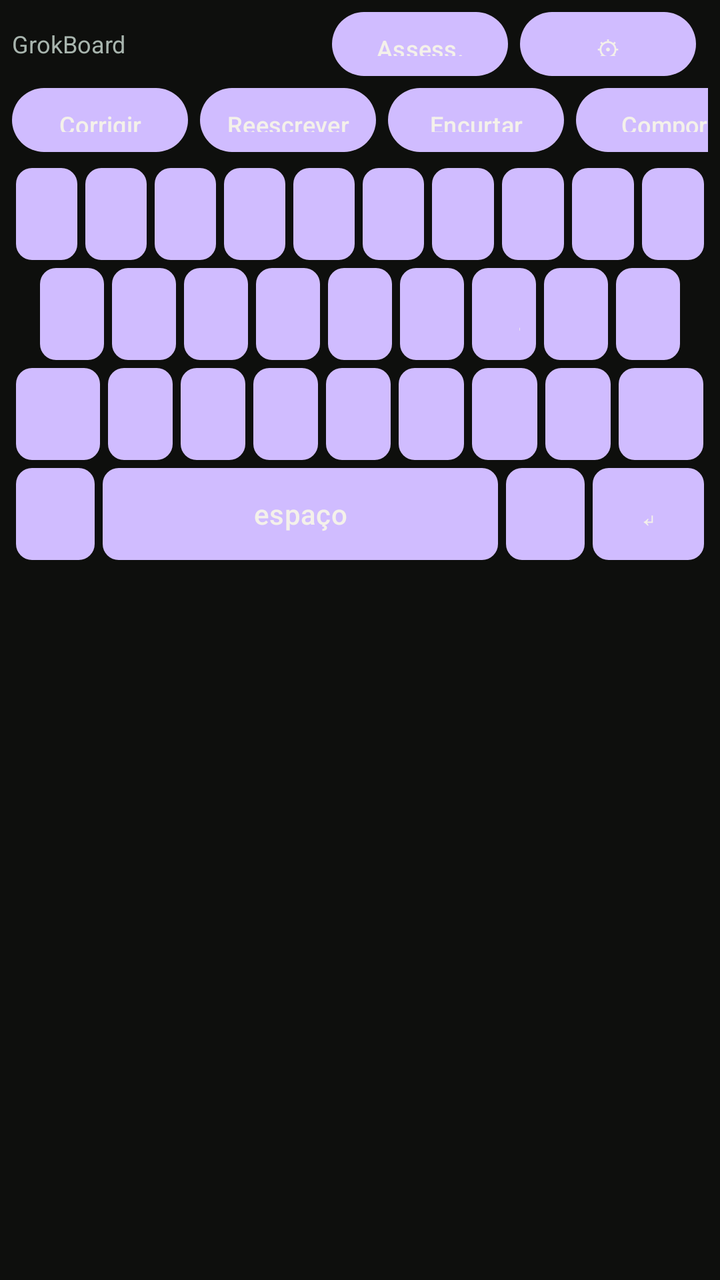
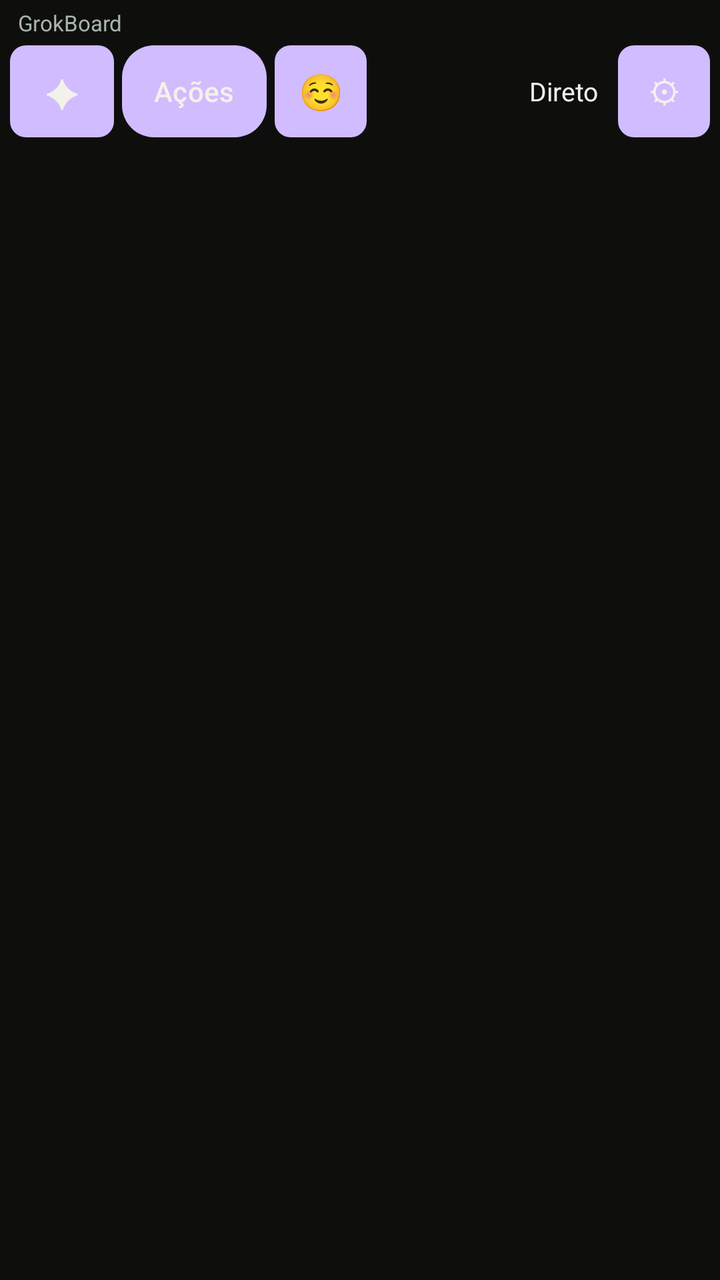

Screens rendered from an Android XML layout before and after an edit, with the pre-edit source and the edit as a unified diff.
<!-- AndroidManifest.xml: application theme Theme.GrokBoard -->
<!-- res/layout/keyboard_view.xml -->
<?xml version="1.0" encoding="utf-8"?>
<LinearLayout xmlns:android="http://schemas.android.com/apk/res/android"
    android:layout_width="match_parent"
    android:layout_height="wrap_content"
    android:background="#0E0F0D"
    android:orientation="vertical"
    android:padding="6dp">

    <LinearLayout
        android:layout_width="match_parent"
        android:layout_height="wrap_content"
        android:gravity="center_vertical"
        android:orientation="horizontal">

        <TextView
            android:id="@+id/status"
            android:layout_width="0dp"
            android:layout_height="wrap_content"
            android:layout_weight="1"
            android:text="GrokBoard"
            android:textColor="#A8B5AE"
            android:textSize="12sp" />

        <Button
            android:id="@+id/persona_chip"
            style="@style/Act"
            android:text="Assess." />

        <Button
            android:id="@+id/btn_settings"
            style="@style/Act"
            android:text="⚙" />
    </LinearLayout>

    <HorizontalScrollView
        android:layout_width="match_parent"
        android:layout_height="wrap_content"
        android:paddingTop="6dp"
        android:paddingBottom="6dp"
        android:scrollbars="none">

        <LinearLayout
            android:layout_width="wrap_content"
            android:layout_height="wrap_content"
            android:orientation="horizontal">

            <Button android:id="@+id/act_correct" style="@style/Act" android:text="Corrigir" />
            <Button android:id="@+id/act_rewrite" style="@style/Act" android:text="Reescrever" />
            <Button android:id="@+id/act_shorten" style="@style/Act" android:text="Encurtar" />
            <Button android:id="@+id/act_compose" style="@style/Act" android:text="Compor" />
            <Button android:id="@+id/act_reply_x" style="@style/Act" android:text="Responder X" />
        </LinearLayout>
    </HorizontalScrollView>

    <LinearLayout android:id="@+id/row1" android:layout_width="match_parent" android:layout_height="wrap_content" android:orientation="horizontal">
        <Button style="@style/Key" android:text="q" />
        <Button style="@style/Key" android:text="w" />
        <Button style="@style/Key" android:text="e" />
        <Button style="@style/Key" android:text="r" />
        <Button style="@style/Key" android:text="t" />
        <Button style="@style/Key" android:text="y" />
        <Button style="@style/Key" android:text="u" />
        <Button style="@style/Key" android:text="i" />
        <Button style="@style/Key" android:text="o" />
        <Button style="@style/Key" android:text="p" />
    </LinearLayout>

    <LinearLayout android:id="@+id/row2" android:layout_width="match_parent" android:layout_height="wrap_content" android:orientation="horizontal" android:paddingStart="12dp" android:paddingEnd="12dp">
        <Button style="@style/Key" android:text="a" />
        <Button style="@style/Key" android:text="s" />
        <Button style="@style/Key" android:text="d" />
        <Button style="@style/Key" android:text="f" />
        <Button style="@style/Key" android:text="g" />
        <Button style="@style/Key" android:text="h" />
        <Button style="@style/Key" android:text="j" />
        <Button style="@style/Key" android:text="k" />
        <Button style="@style/Key" android:text="l" />
    </LinearLayout>

    <LinearLayout android:id="@+id/row3" android:layout_width="match_parent" android:layout_height="wrap_content" android:orientation="horizontal">
        <Button android:id="@+id/key_shift" style="@style/Key" android:layout_weight="1.3" android:text="⇧" />
        <Button style="@style/Key" android:text="z" />
        <Button style="@style/Key" android:text="x" />
        <Button style="@style/Key" android:text="c" />
        <Button style="@style/Key" android:text="v" />
        <Button style="@style/Key" android:text="b" />
        <Button style="@style/Key" android:text="n" />
        <Button style="@style/Key" android:text="m" />
        <Button android:id="@+id/key_del" style="@style/Key" android:layout_weight="1.3" android:text="⌫" />
    </LinearLayout>

    <LinearLayout android:layout_width="match_parent" android:layout_height="wrap_content" android:orientation="horizontal">
        <Button android:id="@+id/key_comma" style="@style/Key" android:layout_weight="1" android:text="," />
        <Button android:id="@+id/key_space" style="@style/Key" android:layout_weight="5" android:text="espaço" />
        <Button android:id="@+id/key_dot" style="@style/Key" android:layout_weight="1" android:text="." />
        <Button android:id="@+id/key_enter" style="@style/Key" android:layout_weight="1.4" android:text="↵" />
    </LinearLayout>
</LinearLayout>
<!-- resources referenced by this layout -->
<resources>
  <style name="Act">
          <item name="android:layout_width">wrap_content</item>
          <item name="android:layout_height">32dp</item>
          <item name="android:layout_marginEnd">6dp</item>
          <item name="android:paddingLeft">10dp</item>
          <item name="android:paddingRight">10dp</item>
          <item name="android:textSize">12sp</item>
          <item name="android:textColor">#F4F1EA</item>
          <item name="android:background">@drawable/act_bg</item>
      </style>
  <style name="Key">
          <item name="android:layout_width">0dp</item>
          <item name="android:layout_height">46dp</item>
          <item name="android:layout_weight">1</item>
          <item name="android:layout_margin">2dp</item>
          <item name="android:textColor">#F4F1EA</item>
          <item name="android:textAllCaps">false</item>
          <item name="android:background">@drawable/key_bg</item>
      </style>
  <style name="Theme.GrokBoard" parent="Theme.Material3.Dark.NoActionBar">
          <item name="android:statusBarColor">#0E0F0D</item>
          <item name="android:navigationBarColor">#0E0F0D</item>
      </style>
  <!-- drawable act_bg (drawable) -->
  <?xml version="1.0" encoding="utf-8"?>
  <shape xmlns:android="http://schemas.android.com/apk/res/android" android:shape="rectangle">
      <solid android:color="#3D5A4C" />
      <corners android:radius="16dp" />
  </shape>
  <!-- drawable key_bg (drawable) -->
  <?xml version="1.0" encoding="utf-8"?>
  <shape xmlns:android="http://schemas.android.com/apk/res/android" android:shape="rectangle">
      <solid android:color="#1A1916" />
      <corners android:radius="8dp" />
  </shape>
</resources>

<!-- the commit's change to res/layout/keyboard_view.xml (unified diff, before → after) -->
@@ -4,7 +4,20 @@
     android:layout_height="wrap_content"
     android:background="#0E0F0D"
     android:orientation="vertical"
-    android:padding="6dp">
+    android:paddingStart="3dp"
+    android:paddingEnd="3dp"
+    android:paddingTop="4dp"
+    android:paddingBottom="2dp">
+
+    <TextView
+        android:id="@+id/status"
+        android:layout_width="match_parent"
+        android:layout_height="wrap_content"
+        android:paddingStart="6dp"
+        android:paddingBottom="2dp"
+        android:text="GrokBoard"
+        android:textColor="#A8B5AE"
+        android:textSize="11sp" />
 
     <LinearLayout
         android:layout_width="match_parent"
@@ -12,87 +25,104 @@
         android:gravity="center_vertical"
         android:orientation="horizontal">
 
+        <Button
+            android:id="@+id/btn_grok"
+            android:layout_width="52dp"
+            android:layout_height="46dp"
+            android:layout_margin="2dp"
+            android:background="@drawable/key_bg"
+            android:minWidth="0dp"
+            android:minHeight="0dp"
+            android:padding="0dp"
+            android:text="✦"
+            android:textAllCaps="false"
+            android:textColor="#F4F1EA"
+            android:textSize="20sp" />
+
+        <Button
+            android:id="@+id/btn_actions"
+            android:layout_width="wrap_content"
+            android:layout_height="46dp"
+            android:layout_margin="2dp"
+            android:background="@drawable/act_bg"
+            android:minWidth="0dp"
+            android:minHeight="0dp"
+            android:paddingLeft="16dp"
+            android:paddingRight="16dp"
+            android:text="Ações"
+            android:textAllCaps="false"
+            android:textColor="#F4F1EA"
+            android:textSize="14sp" />
+
+        <Button
+            android:id="@+id/btn_emoji"
+            android:layout_width="46dp"
+            android:layout_height="46dp"
+            android:layout_margin="2dp"
+            android:background="@drawable/key_bg"
+            android:minWidth="0dp"
+            android:minHeight="0dp"
+            android:padding="0dp"
+            android:text="☺"
+            android:textColor="#F4F1EA"
+            android:textSize="18sp" />
+
         <TextView
-            android:id="@+id/status"
+            android:id="@+id/persona_label"
             android:layout_width="0dp"
             android:layout_height="wrap_content"
             android:layout_weight="1"
-            android:text="GrokBoard"
-            android:textColor="#A8B5AE"
-            android:textSize="12sp" />
-
-        <Button
-            android:id="@+id/persona_chip"
-            style="@style/Act"
-            android:text="Assess." />
+            android:gravity="end"
+            android:paddingEnd="8dp"
+            android:text="Direto"
+            android:textColor="#F4F1EA"
+            android:textSize="13sp" />
 
         <Button
             android:id="@+id/btn_settings"
-            style="@style/Act"
-            android:text="⚙" />
+            android:layout_width="46dp"
+            android:layout_height="46dp"
+            android:layout_margin="2dp"
+            android:background="@drawable/key_bg"
+            android:minWidth="0dp"
+            android:minHeight="0dp"
+            android:padding="0dp"
+            android:text="⚙"
+            android:textColor="#F4F1EA"
+            android:textSize="16sp" />
     </LinearLayout>
 
+    <ScrollView
+        android:id="@+id/sheet"
+        android:layout_width="match_parent"
+        android:layout_height="230dp"
+        android:visibility="gone">
+
+        <LinearLayout
+            android:id="@+id/sheet_body"
+            android:layout_width="match_parent"
+            android:layout_height="wrap_content"
+            android:orientation="vertical"
+            android:paddingBottom="8dp" />
+    </ScrollView>
+
     <HorizontalScrollView
+        android:id="@+id/accent_scroll"
         android:layout_width="match_parent"
         android:layout_height="wrap_content"
-        android:paddingTop="6dp"
-        android:paddingBottom="6dp"
-        android:scrollbars="none">
+        android:scrollbars="none"
+        android:visibility="gone">
 
         <LinearLayout
+            android:id="@+id/accent_row"
             android:layout_width="wrap_content"
             android:layout_height="wrap_content"
-            android:orientation="horizontal">
-
-            <Button android:id="@+id/act_correct" style="@style/Act" android:text="Corrigir" />
-            <Button android:id="@+id/act_rewrite" style="@style/Act" android:text="Reescrever" />
-            <Button android:id="@+id/act_shorten" style="@style/Act" android:text="Encurtar" />
-            <Button android:id="@+id/act_compose" style="@style/Act" android:text="Compor" />
-            <Button android:id="@+id/act_reply_x" style="@style/Act" android:text="Responder X" />
-        </LinearLayout>
+            android:orientation="horizontal" />
     </HorizontalScrollView>
 
-    <LinearLayout android:id="@+id/row1" android:layout_width="match_parent" android:layout_height="wrap_content" android:orientation="horizontal">
-        <Button style="@style/Key" android:text="q" />
-        <Button style="@style/Key" android:text="w" />
-        <Button style="@style/Key" android:text="e" />
-        <Button style="@style/Key" android:text="r" />
-        <Button style="@style/Key" android:text="t" />
-        <Button style="@style/Key" android:text="y" />
-        <Button style="@style/Key" android:text="u" />
-        <Button style="@style/Key" android:text="i" />
-        <Button style="@style/Key" android:text="o" />
-        <Button style="@style/Key" android:text="p" />
-    </LinearLayout>
-
-    <LinearLayout android:id="@+id/row2" android:layout_width="match_parent" android:layout_height="wrap_content" android:orientation="horizontal" android:paddingStart="12dp" android:paddingEnd="12dp">
-        <Button style="@style/Key" android:text="a" />
-        <Button style="@style/Key" android:text="s" />
-        <Button style="@style/Key" android:text="d" />
-        <Button style="@style/Key" android:text="f" />
-        <Button style="@style/Key" android:text="g" />
-        <Button style="@style/Key" android:text="h" />
-        <Button style="@style/Key" android:text="j" />
-        <Button style="@style/Key" android:text="k" />
-        <Button style="@style/Key" android:text="l" />
-    </LinearLayout>
-
-    <LinearLayout android:id="@+id/row3" android:layout_width="match_parent" android:layout_height="wrap_content" android:orientation="horizontal">
-        <Button android:id="@+id/key_shift" style="@style/Key" android:layout_weight="1.3" android:text="⇧" />
-        <Button style="@style/Key" android:text="z" />
-        <Button style="@style/Key" android:text="x" />
-        <Button style="@style/Key" android:text="c" />
-        <Button style="@style/Key" android:text="v" />
-        <Button style="@style/Key" android:text="b" />
-        <Button style="@style/Key" android:text="n" />
-        <Button style="@style/Key" android:text="m" />
-        <Button android:id="@+id/key_del" style="@style/Key" android:layout_weight="1.3" android:text="⌫" />
-    </LinearLayout>
-
-    <LinearLayout android:layout_width="match_parent" android:layout_height="wrap_content" android:orientation="horizontal">
-        <Button android:id="@+id/key_comma" style="@style/Key" android:layout_weight="1" android:text="," />
-        <Button android:id="@+id/key_space" style="@style/Key" android:layout_weight="5" android:text="espaço" />
-        <Button android:id="@+id/key_dot" style="@style/Key" android:layout_weight="1" android:text="." />
-        <Button android:id="@+id/key_enter" style="@style/Key" android:layout_weight="1.4" android:text="↵" />
-    </LinearLayout>
+    <LinearLayout
+        android:id="@+id/board"
+        android:layout_width="match_parent"
+        android:layout_height="wrap_content"
+        android:orientation="vertical" />
 </LinearLayout>
<!-- resource entries referenced after the edit -->
@@ -1,24 +1,5 @@
 <!-- resources referenced by this layout -->
 <resources>
-  <style name="Act">
-          <item name="android:layout_width">wrap_content</item>
-          <item name="android:layout_height">32dp</item>
-          <item name="android:layout_marginEnd">6dp</item>
-          <item name="android:paddingLeft">10dp</item>
-          <item name="android:paddingRight">10dp</item>
-          <item name="android:textSize">12sp</item>
-          <item name="android:textColor">#F4F1EA</item>
-          <item name="android:background">@drawable/act_bg</item>
-      </style>
-  <style name="Key">
-          <item name="android:layout_width">0dp</item>
-          <item name="android:layout_height">46dp</item>
-          <item name="android:layout_weight">1</item>
-          <item name="android:layout_margin">2dp</item>
-          <item name="android:textColor">#F4F1EA</item>
-          <item name="android:textAllCaps">false</item>
-          <item name="android:background">@drawable/key_bg</item>
-      </style>
   <style name="Theme.GrokBoard" parent="Theme.Material3.Dark.NoActionBar">
           <item name="android:statusBarColor">#0E0F0D</item>
           <item name="android:navigationBarColor">#0E0F0D</item>
